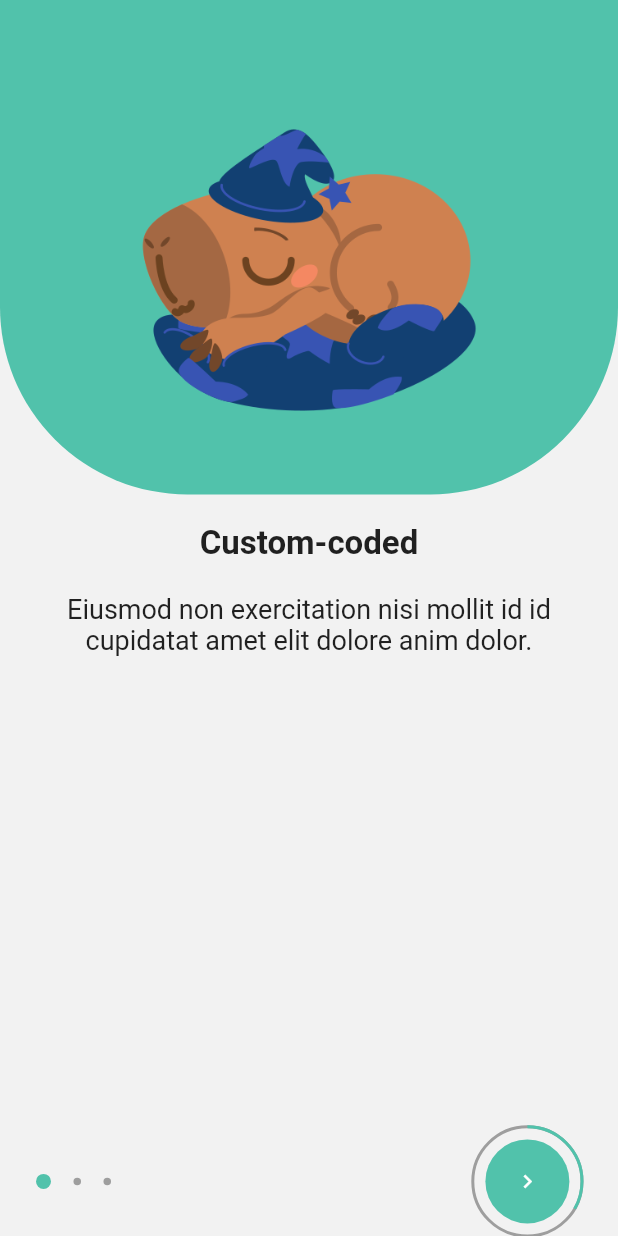
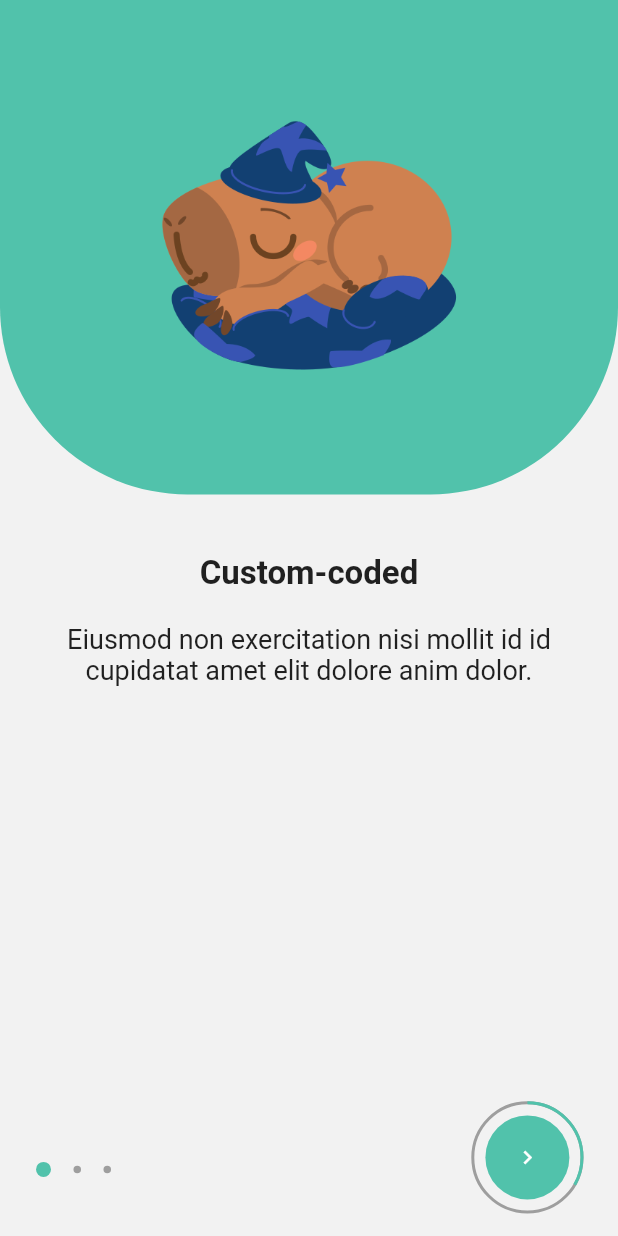
Before and after one commit to JamigliDev/OnBoardingRepo, a Flutter app: the screen it shows after launch, on a phone screen of 412 x 824 dp. Run offline on Flutter 3.47's test engine with Material 2 defaults, Android fonts, the phone set to English and light mode, and no system bars.

Commit message:
fix android capibara image height

```diff
--- a/lib/pages/capybara_onboarding.dart
+++ b/lib/pages/capybara_onboarding.dart
@@ -49,12 +49,12 @@ class _CapybaraOnboardingState extends State<CapybaraOnboarding> {
                 padding: const EdgeInsets.only(top: 40.0),
                 child: Image.asset(
                   images[page - 1],
-                  height: 140.0 * 2,
+                  height: MediaQuery.of(context).size.height * 0.3,
                 ),
               ))
             ],
           ),
-          separator20V,
+          separator40V,
           Container(
             width: double.infinity,
             padding: const EdgeInsets.symmetric(horizontal: 24.0),
@@ -98,14 +98,17 @@ class _CapybaraOnboardingState extends State<CapybaraOnboarding> {
                         color: page == 3 ? colors[page - 1] : Colors.grey),
                   ],
                 ),
-                Stack(
+                Padding(
+                  padding: const EdgeInsets.only(bottom: 16.0),
+                  child: Stack(
                     alignment: Alignment.center,
                     children: [
                       SizedBox(
                         width: 56.0 * 1.3,
                         height: 56.0 * 1.3,
                         child: CircularProgressIndicator(
-                          valueColor: AlwaysStoppedAnimation(colors[page - 1]),
+                            valueColor:
+                                AlwaysStoppedAnimation(colors[page - 1]),
                             strokeWidth: 2.0,
                             value: (1.0 / 3) * page,
                             backgroundColor: Colors.grey),
@@ -127,6 +130,7 @@ class _CapybaraOnboardingState extends State<CapybaraOnboarding> {
                                   const Size(56.0, 56.0))),
                           child: const Icon(Icons.chevron_right))
                     ],
+                  ),
                 )
               ],
             ),
```
Lines whose indentation alone changed are shown as unchanged.
